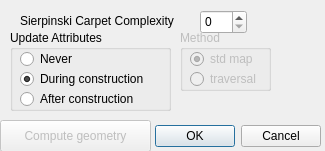
Old version of the form Linear_cell_complex/demo/Linear_cell_complex/CreateSierpinskiCarpet.ui in the repository CGAL/cgal.
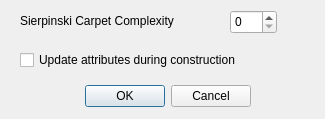
New version of the form.

Commit message: Update demo for Menger, Sierpinski Carpet and Sierpinski Triangle.

The edit to the form file:
```diff
--- a/Linear_cell_complex/demo/Linear_cell_complex/CreateSierpinskiCarpet.ui
+++ b/Linear_cell_complex/demo/Linear_cell_complex/CreateSierpinskiCarpet.ui
@@ -7,7 +7,7 @@
     <x>0</x>
     <y>0</y>
     <width>325</width>
-    <height>151</height>
+    <height>119</height>
    </rect>
   </property>
   <property name="windowTitle">
@@ -16,8 +16,8 @@
   <widget class="QDialogButtonBox" name="buttonBox">
    <property name="geometry">
     <rect>
-     <x>150</x>
-     <y>120</y>
+     <x>80</x>
+     <y>80</y>
      <width>171</width>
      <height>32</height>
     </rect>
@@ -34,7 +34,7 @@
     <rect>
      <x>20</x>
      <y>13</y>
-     <width>181</width>
+     <width>201</width>
      <height>16</height>
     </rect>
    </property>
@@ -45,130 +45,30 @@
   <widget class="QSpinBox" name="level">
    <property name="geometry">
     <rect>
-     <x>200</x>
+     <x>230</x>
      <y>10</y>
      <width>47</width>
      <height>24</height>
     </rect>
    </property>
   </widget>
-  <widget class="QGroupBox" name="groupBox1">
-   <property name="geometry">
-    <rect>
-     <x>10</x>
-     <y>30</y>
-     <width>161</width>
-     <height>81</height>
-    </rect>
-   </property>
-   <property name="title">
-    <string>Update Attributes</string>
-   </property>
-   <widget class="QRadioButton" name="never">
-    <property name="geometry">
-     <rect>
-      <x>10</x>
-      <y>20</y>
-      <width>97</width>
-      <height>18</height>
-     </rect>
-    </property>
-    <property name="text">
-     <string>Never</string>
-    </property>
-   </widget>
-   <widget class="QRadioButton" name="during">
-    <property name="geometry">
-     <rect>
-      <x>10</x>
-      <y>40</y>
-      <width>141</width>
-      <height>18</height>
-     </rect>
-    </property>
-    <property name="text">
-     <string>During construction</string>
-    </property>
-    <property name="checked">
-     <bool>true</bool>
-    </property>
-   </widget>
-   <widget class="QRadioButton" name="after">
-    <property name="geometry">
-     <rect>
-      <x>10</x>
-      <y>60</y>
-      <width>141</width>
-      <height>18</height>
-     </rect>
-    </property>
-    <property name="text">
-     <string>After construction</string>
-    </property>
-   </widget>
-  </widget>
-  <widget class="QGroupBox" name="groupBox2">
+  <widget class="QCheckBox" name="updateAttributes">
    <property name="enabled">
-    <bool>false</bool>
+    <bool>true</bool>
    </property>
    <property name="geometry">
     <rect>
-     <x>180</x>
-     <y>30</y>
-     <width>91</width>
-     <height>61</height>
-    </rect>
-   </property>
-   <property name="title">
-    <string>Method</string>
-   </property>
-   <property name="checkable">
-    <bool>false</bool>
-   </property>
-   <widget class="QRadioButton" name="stdmap">
-    <property name="geometry">
-     <rect>
-      <x>10</x>
-      <y>20</y>
-      <width>81</width>
-      <height>18</height>
-     </rect>
-    </property>
-    <property name="text">
-     <string>std map</string>
-    </property>
-    <property name="checked">
-     <bool>true</bool>
-    </property>
-   </widget>
-   <widget class="QRadioButton" name="traversal">
-    <property name="geometry">
-     <rect>
-      <x>10</x>
-      <y>40</y>
-      <width>81</width>
-      <height>18</height>
-     </rect>
-    </property>
-    <property name="text">
-     <string>traversal</string>
-    </property>
-   </widget>
-  </widget>
-  <widget class="QPushButton" name="computeGeometry">
-   <property name="enabled">
-    <bool>false</bool>
-   </property>
-   <property name="geometry">
-    <rect>
-     <x>0</x>
-     <y>120</y>
-     <width>151</width>
-     <height>32</height>
+     <x>20</x>
+     <y>50</y>
+     <width>291</width>
+     <height>20</height>
     </rect>
    </property>
    <property name="text">
-    <string>Compute geometry</string>
+    <string>Update attributes during construction</string>
+   </property>
+   <property name="checked">
+    <bool>false</bool>
    </property>
   </widget>
  </widget>
```
The commit also changes 5 other files.
